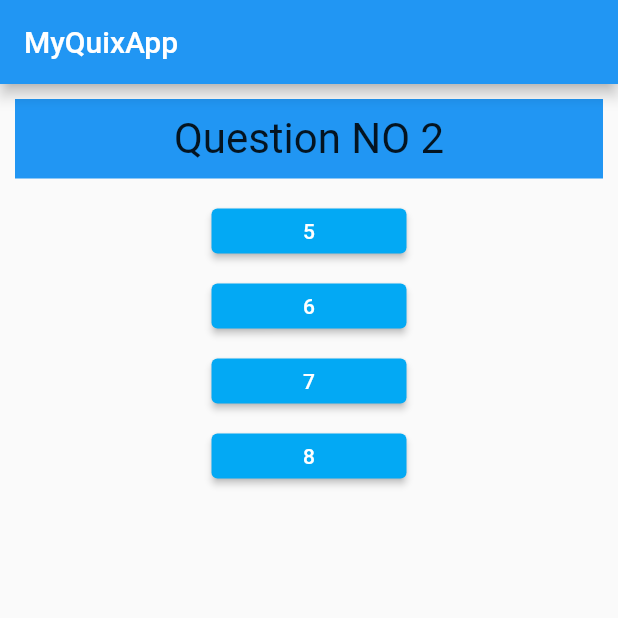
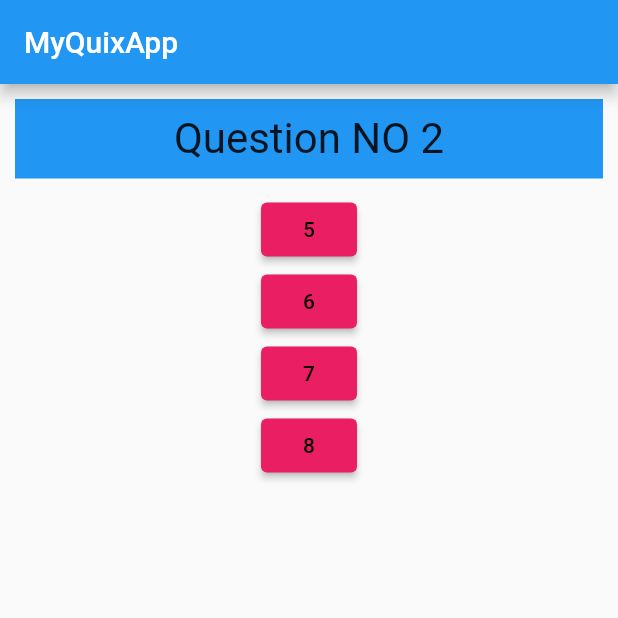
Before and after one commit to AbdulRehman7269/QuizAppbyFlutter, a Flutter app: the screen it shows after launch, after a tap on an icon or button, on a phone screen of 412 x 824 dp, the top half of it. Run offline on Flutter 3.47's test engine with Material 2 defaults, Android fonts, the phone set to English and light mode, and no system bars.

```diff
--- a/lib/answer.dart
+++ b/lib/answer.dart
@@ -1,24 +1,18 @@
 import 'package:flutter/material.dart';
-
+import './main.dart';
 class Answer extends StatelessWidget {
-  final VoidCallback selectHandler;
-  final String answerText;
-
-  Answer(this.selectHandler, this.answerText);
-
+ final VoidCallback selectHandler;
+ final String answerText;
+ Answer(this.selectHandler, this.answerText);
   @override
   Widget build(BuildContext context) {
-    return Container(
-      width: 150,
-      height: 50,
-      padding: EdgeInsets.all(10),
-      child: ElevatedButton(
+    return Container( child:
+      ElevatedButton(
         style: ButtonStyle(
-            backgroundColor: MaterialStateProperty.all(Colors.lightBlue),
-            foregroundColor: MaterialStateProperty.all(Colors.white),
+          backgroundColor: MaterialStateProperty.all(Colors.pink),
+          foregroundColor: MaterialStateProperty.all(Colors.black),
         ),
-        onPressed: selectHandler,
-        child: Text(answerText),
+        onPressed: selectHandler, child: Text(answerText),
       ),
     );
   }
--- a/lib/main.dart
+++ b/lib/main.dart
@@ -1,6 +1,6 @@
-import 'package:app/answer.dart';
 import 'package:flutter/material.dart';
-import './question.dart';
+import './result.dart';
+import './quiz.dart';
 void main(){
   runApp(MyApp());
 }
@@ -8,20 +8,20 @@ class MyApp extends StatefulWidget{
   @override
   State<StatefulWidget> createState() {
     // TODO: implement createState
-    return MyAppState();
+    return _MyAppState();
   }
 }
-class MyAppState extends State<MyApp>{
-  var questionIndex = 0;
-  void printAnswer(){
+class _MyAppState extends State<MyApp>{
+  var _questionIndex = 0;
+  void _printAnswer(){
     setState(() {
-      questionIndex = questionIndex +1;
+      _questionIndex = _questionIndex +1;
     });
-    print(questionIndex);
+    print(_questionIndex);
   }
   @override
   Widget build(BuildContext context) {
-    const questionList = [
+    const _questionList = [
       {
         'questionText': 'Question NO 1',
         'answers': ['1', '2', '3', '4'],
@@ -63,22 +63,23 @@ class MyAppState extends State<MyApp>{
         'answers': ['37', '38', '39', '40'],
       },
     ];
+    if(_questionIndex < _questionList.length){
+      print('NO more Questions');
+    }else{
+      print('More question');
+    }
     // TODO: implement build
     return MaterialApp(home: Scaffold(
       appBar: AppBar(
         title: Text('MyQuixApp'),
       ),
-      body: Column(
-        children: [
-          Question(
-            questionList[questionIndex]['questionText'] as String
-          ),
-          ...(questionList[questionIndex]['answers'] as List<String>)
-              .map((answer) {
-            return Answer(printAnswer, answer);
-          }).toList()
-        ],
-      ),
+      body: _questionIndex < _questionList.length ?
+    Quiz(
+      questionIndex: _questionIndex,
+      questionList: _questionList,
+      printAnswer: _printAnswer,
+    )
+    : Result(),
     ),
     );
   }
--- a/lib/question.dart
+++ b/lib/question.dart
@@ -1,18 +1,19 @@
 import 'package:flutter/material.dart';
+import './main.dart';
+class Question extends StatelessWidget {
+  final String questionText;
+ Question(this.questionText);
 
-class Question extends StatelessWidget {
-  String questionText;
-  Question(this.questionText);
   @override
   Widget build(BuildContext context) {
     return Container(
       width: double.infinity,
+      margin: EdgeInsets.all(10),
       padding: EdgeInsets.all(10),
       color: Colors.blue,
-      margin: EdgeInsets.all(10),
-      child: Text(
-        questionText,
-        style: TextStyle(fontSize: 28),
+      child:
+      Text(questionText, style:
+        TextStyle(fontSize: 28),
         textAlign: TextAlign.center,
       ),
     );
--- /dev/null
+++ b/lib/quiz.dart
@@ -0,0 +1,29 @@
+import 'package:flutter/material.dart';
+import './answer.dart';
+import './question.dart';
+ class Quiz extends StatelessWidget {
+   final List<Map<String,  Object>>questionList;
+   final int questionIndex;
+   final VoidCallback printAnswer;
+
+   Quiz({
+     required this.questionIndex,
+     required this.questionList,
+     required this.printAnswer,
+   });
+
+   @override
+   Widget build(BuildContext context) {
+     return Column(
+       children: [
+         Question(
+             questionList[questionIndex]['questionText'] as String
+         ),
+         ...(questionList[questionIndex]['answers'] as List<String>)
+             .map((answer) {
+           return Answer(printAnswer, answer);
+         }).toList()
+       ],
+     );
+   }
+ }
--- /dev/null
+++ b/lib/result.dart
@@ -0,0 +1,9 @@
+import 'package:flutter/material.dart';
+class Result extends StatelessWidget {
+  @override
+  Widget build(BuildContext context) {
+    return  Center(
+      child:Text('You DID It !'),
+    );
+  }
+}
```
